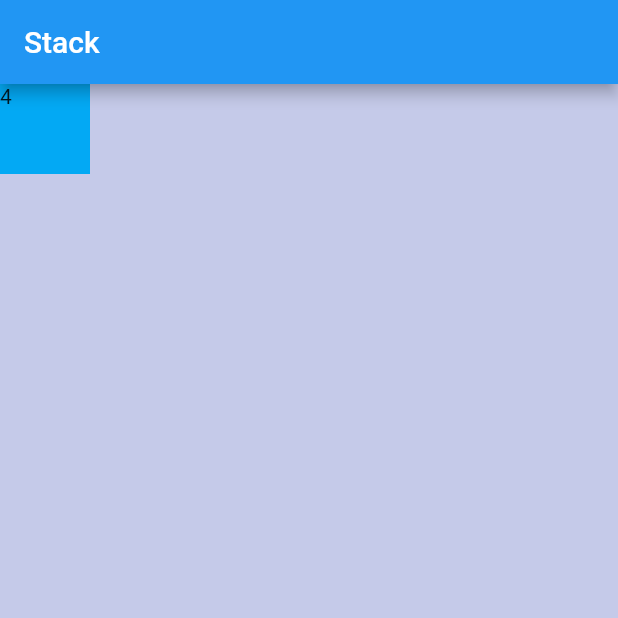
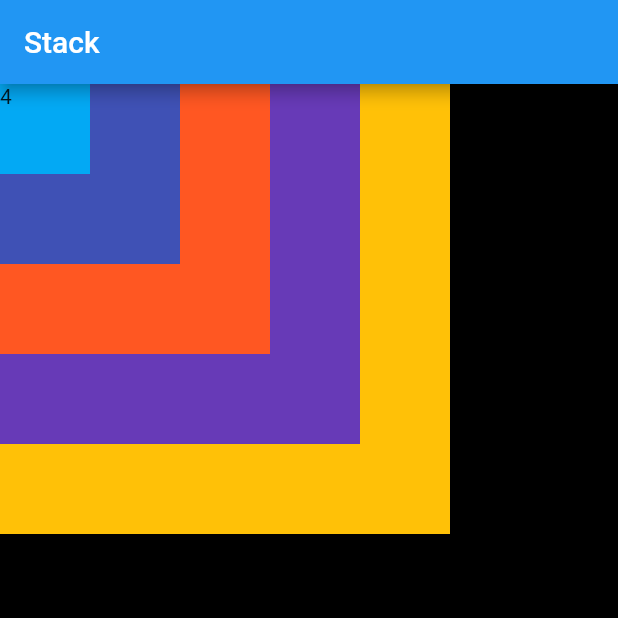
Before and after one commit to ozgursarikamis/flutter-layouts, a Flutter app: the screen it shows after launch, on a phone screen of 412 x 824 dp, the top half of it. Run offline on Flutter 3.47's test engine with Material 2 defaults, Android fonts, the phone set to English and light mode, and no system bars.

Commit message:
Square sizing

```diff
--- a/lib/main.dart
+++ b/lib/main.dart
@@ -50,12 +50,13 @@ class Home extends StatelessWidget {
     ];
 
     List<Widget> squares = [];
+    squares.add(Container(color: Colors.black));
 
     while (i < numSquares) {
       Container square = Container(
         color: colors[i],
-        width: 60,
-        height: 60,
+        width: 60.0 * (numSquares - i),
+        height: 60.0 * (numSquares - i),
         child: Text(i.toString()),
       );
       i++;
```
